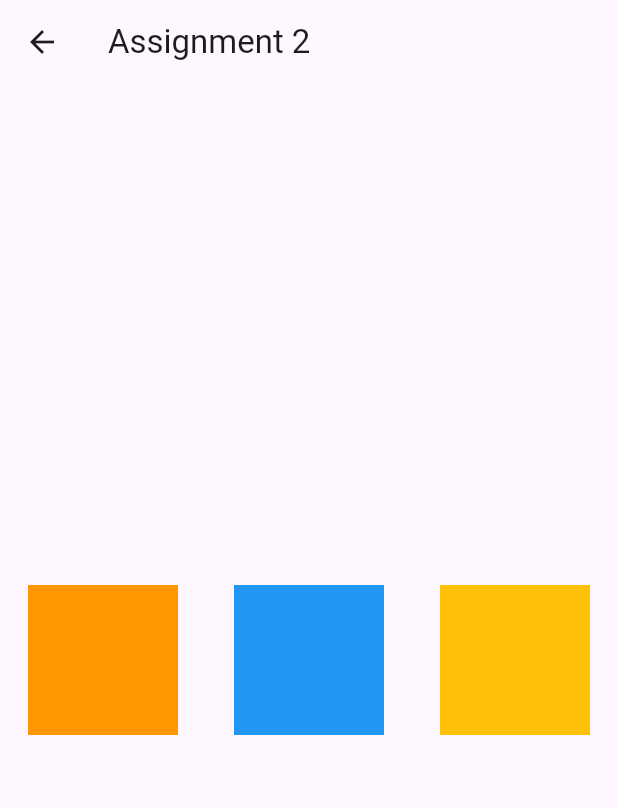
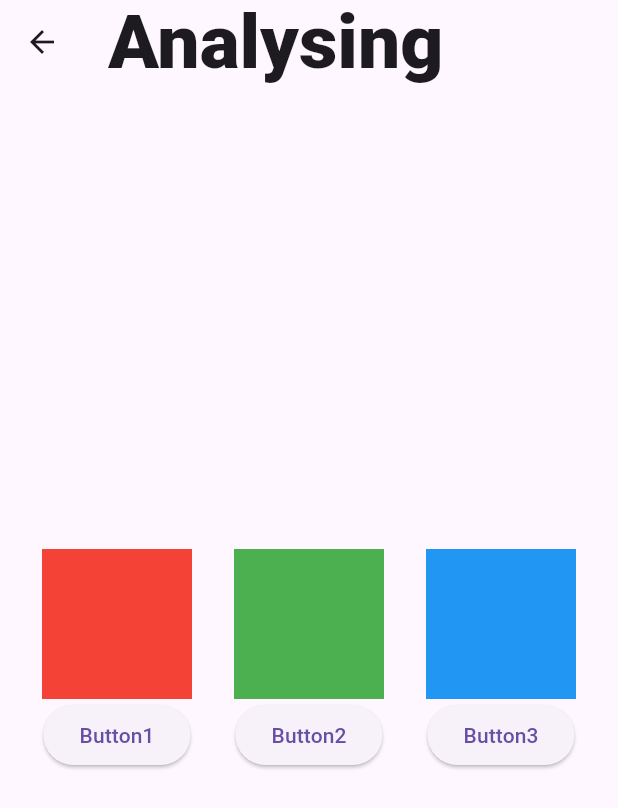
Before and after one commit to abhaymadanpatil31/todo_demo, a Flutter app: the Assignment2 screen opened directly, on a phone screen of 412 x 824 dp. Shown: the top 808 px of the screen. Run offline on Flutter 3.47's test engine with Material 3 defaults, Android fonts, the phone set to English and light mode, and no system bars; our stand-ins replace google_fonts; missing offline and left inert: dart:ffi; key blocks and very long unbroken strings in the code were emptied for the run.

Commit message:
"QuizApps"

```diff
--- a/flutter_day1/flutter_demo1/lib/Assignment2.dart
+++ b/flutter_day1/flutter_demo1/lib/Assignment2.dart
@@ -1,36 +1,82 @@
-import 'package:flutter/material.dart';
+import "package:flutter/material.dart";
 
 class Assignment2 extends StatelessWidget {
   const Assignment2({super.key});
+   int index = -1;
+  Color buttonColor() {
+    if (index == 0) {
+      return Colors.red;
+    } else {
+      return Colors.blue;
+    }
+  }
 
   @override
   Widget build(BuildContext context) {
     return Scaffold(
       appBar: AppBar(
-        title: const Text("Assignment 2"),
+        title: const Text(
+          "Analysing",
+          style: TextStyle(
+            fontSize: 50,
+            fontWeight: FontWeight.w900,
           ),
-      body: SizedBox(
-        height: double.infinity,
-        child: Row(
-          mainAxisAlignment: MainAxisAlignment.spaceAround,
+        ),
+      ),
+      body: Row(
+        mainAxisAlignment: MainAxisAlignment.spaceEvenly,
+        children: [
+          Column(
+            mainAxisAlignment: MainAxisAlignment.center,
             children: [
               Container(
                 height: 100,
                 width: 100,
-              color: Colors.orange,
+                color: Colors.red,
               ),
+              ElevatedButton(
+                onPressed: () {
+                  setState() {
+                    if (index == -1) {
+                      index += 1;
+                    }
+                  }
+
+                  ;
+                },
+                child: const Text("Button1"),
+              ),
+            ],
+          ),
+          Column(
+            mainAxisAlignment: MainAxisAlignment.center,
+            children: [
+              Container(
+                height: 100,
+                width: 100,
+                color: Colors.green,
+              ),
+              ElevatedButton(
+                onPressed: () {},
+                child: const Text("Button2"),
+              ),
+            ],
+          ),
+          Column(
+            mainAxisAlignment: MainAxisAlignment.center,
+            children: [
               Container(
                 height: 100,
                 width: 100,
                 color: Colors.blue,
               ),
-            Container(
-              height: 100,
-              width: 100,
-              color: Colors.amber,
+              ElevatedButton(
+                onPressed: () {},
+                child: const Text("Button3"),
               ),
             ],
           ),
+        ],
       ),
     );
   }
```
Lines whose indentation alone changed are shown as unchanged.
